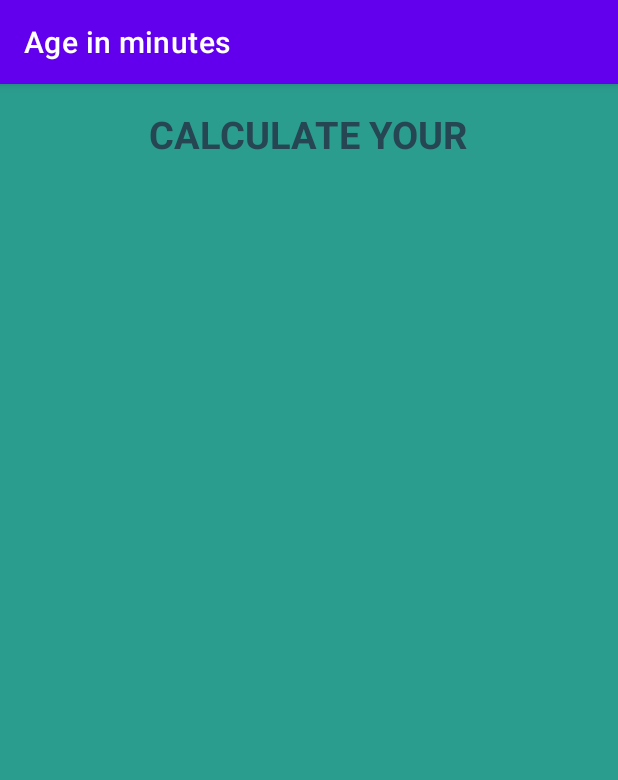
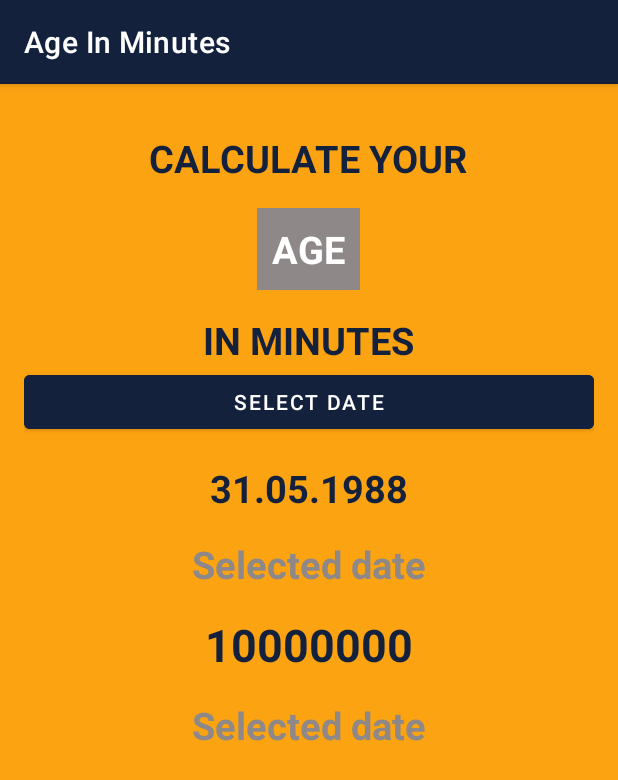
Before and after one commit to iiddd/android-cource-age-in-minutes, an Android app: the screen it shows after launch (MainActivity), on a phone screen of 412 x 824 dp. Shown: the top 780 px of the screen. Run offline under Robolectric (Android 15) with nearby library versions, the phone set to English and light mode, and no system bars.

Commit message:
Added main layout elements

```diff
--- a/app/src/main/res/layout/activity_main.xml
+++ b/app/src/main/res/layout/activity_main.xml
@@ -4,19 +4,84 @@
     xmlns:tools="http://schemas.android.com/tools"
     android:layout_width="match_parent"
     android:layout_height="match_parent"
+    android:background="@color/palette_oranger"
     android:gravity="center_horizontal"
-    tools:context=".MainActivity"
     android:orientation="vertical"
-    android:background="@color/bgColor"
-    >
+    android:padding="16dp"
+    tools:context=".MainActivity">
 
     <TextView
         android:layout_width="wrap_content"
         android:layout_height="wrap_content"
         android:layout_marginTop="16dp"
         android:text="@string/headerText"
-        android:textColor="@color/headerText"
+        android:textColor="@color/palette_darker_blue"
         android:textSize="25sp"
-        android:textStyle="bold"/>
+        android:textStyle="bold" />
+
+    <TextView
+        android:layout_width="wrap_content"
+        android:layout_height="wrap_content"
+        android:layout_marginTop="16dp"
+        android:background="@color/palette_light_gray"
+        android:padding="10dp"
+        android:text="@string/headerText2"
+        android:textColor="@color/white"
+        android:textSize="25sp"
+        android:textStyle="bold" />
+
+    <TextView
+        android:layout_width="wrap_content"
+        android:layout_height="wrap_content"
+        android:layout_marginTop="16dp"
+        android:text="@string/headerText3"
+        android:textColor="@color/palette_darker_blue"
+        android:textSize="25sp"
+        android:textStyle="bold" />
+
+    <Button
+        android:id="@+id/button"
+        android:layout_width="match_parent"
+        android:layout_height="wrap_content"
+        android:backgroundTint="@color/palette_darker_blue"
+        android:text="@string/buttonText"
+        android:textColor="@color/white" />
+
+    <TextView
+        android:layout_width="wrap_content"
+        android:layout_height="wrap_content"
+        android:layout_marginTop="16dp"
+        android:text="31.05.1988"
+        android:textColor="@color/palette_darker_blue"
+        android:textSize="25sp"
+        android:textStyle="bold" />
+
+    <TextView
+        android:layout_width="wrap_content"
+        android:layout_height="wrap_content"
+        android:layout_marginTop="16dp"
+        android:text="Selected date"
+        android:textColor="@color/palette_light_gray"
+        android:textSize="25sp"
+        android:textStyle="bold" />
+
+    <TextView
+        android:layout_width="wrap_content"
+        android:layout_height="wrap_content"
+        android:layout_marginTop="16dp"
+        android:text="10000000"
+        android:textColor="@color/palette_darker_blue"
+        android:textSize="30sp"
+        android:textStyle="bold" />
+
+    <TextView
+        android:layout_width="wrap_content"
+        android:layout_height="wrap_content"
+        android:layout_marginTop="16dp"
+        android:text="Selected date"
+        android:textColor="@color/palette_light_gray"
+        android:textSize="25sp"
+        android:textStyle="bold" />
+
 
 </LinearLayout>
--- a/app/src/main/res/values/colors.xml
+++ b/app/src/main/res/values/colors.xml
@@ -7,6 +7,12 @@
     <color name="teal_700">#FF018786</color>
     <color name="black">#FF000000</color>
     <color name="white">#FFFFFFFF</color>
-    <color name="headerText">#264653</color>
-    <color name="bgColor">#2a9d8f</color>
+    <color name="palette_dark_blue">#264653</color>
+    <color name="palette_teal">#2a9d8f</color>
+    <color name="palette_yellow">#E9C46A</color>
+    <color name="palette_orange">#F4A261</color>
+    <color name="palette_red">#E76F51</color>
+    <color name="palette_light_gray">#8E8888</color>
+    <color name="palette_darker_blue">#14213d</color>
+    <color name="palette_oranger">#fca311</color>
 </resources>
--- a/app/src/main/res/values/strings.xml
+++ b/app/src/main/res/values/strings.xml
@@ -1,4 +1,7 @@
 <resources>
-    <string name="app_name">Age in minutes</string>
+    <string name="app_name">Age In Minutes</string>
     <string name="headerText">CALCULATE YOUR</string>
+    <string name="headerText2">AGE</string>
+    <string name="headerText3">IN MINUTES</string>
+    <string name="buttonText">SELECT DATE</string>
 </resources>
--- a/app/src/main/res/values/themes.xml
+++ b/app/src/main/res/values/themes.xml
@@ -2,8 +2,8 @@
     <!-- Base application theme. -->
     <style name="Theme.AgeInMinutes" parent="Theme.MaterialComponents.DayNight.DarkActionBar">
         <!-- Primary brand color. -->
-        <item name="colorPrimary">@color/purple_500</item>
-        <item name="colorPrimaryVariant">@color/purple_700</item>
+        <item name="colorPrimary">@color/palette_darker_blue</item>
+        <item name="colorPrimaryVariant">@color/palette_darker_blue</item>
         <item name="colorOnPrimary">@color/white</item>
         <!-- Secondary brand color. -->
         <item name="colorSecondary">@color/teal_200</item>
```
